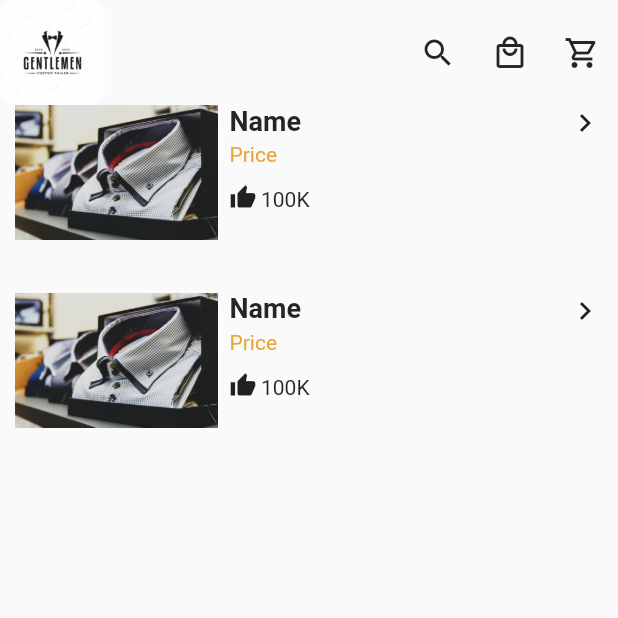
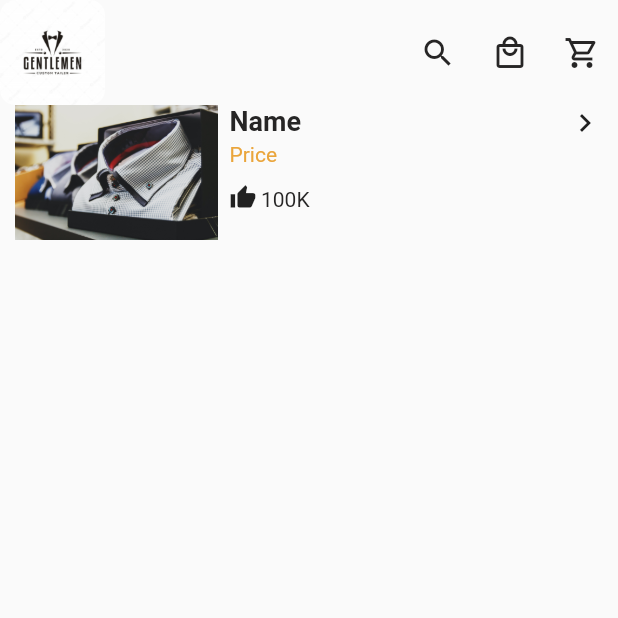
Before and after one commit to MohamedSafwan20/Clothing_store-Flutter, a Flutter app: the ProductResult screen opened by its route, after a tap on the "shopping cart" icon, on a phone screen of 412 x 824 dp, the top half of it. Run offline on Flutter 3.47's test engine with Material 2 defaults, Android fonts, the phone set to English and light mode, and no system bars; our stand-ins replace carousel_slider, firebase_auth, firebase_core; accounts and stored records are empty.

Commit message:
Created UI for cart page

```diff
--- a/lib/main.dart
+++ b/lib/main.dart
@@ -1,7 +1,9 @@
 import 'package:flutter/material.dart';
 import 'package:gentleman/config/db.dart';
+import 'package:gentleman/screens/cart.dart';
 import 'package:gentleman/screens/home.dart';
 import 'package:gentleman/screens/login.dart';
+import 'package:gentleman/screens/my_orders.dart';
 import 'package:gentleman/screens/product_details.dart';
 import 'package:gentleman/screens/product_result.dart';
 import 'package:gentleman/screens/search.dart';
@@ -27,8 +29,10 @@ class App extends StatelessWidget {
         "/search": (context) => const Search(),
         "/product-result": (context) => const ProductResult(),
         "/product-details": (context) => const ProductDetails(),
+        "/cart": (context) => const Cart(),
+        "/my-orders": (context) => const MyOrders(),
       },
-      initialRoute: "/product-details",
+      initialRoute: "/my-orders",
       debugShowCheckedModeBanner: false,
       theme: ThemeData(
         indicatorColor: const Color(0xFF27D308),
--- /dev/null
+++ b/lib/screens/cart.dart
@@ -0,0 +1,30 @@
+import 'package:flutter/material.dart';
+import 'package:gentleman/widgets/navbar.dart';
+import 'package:gentleman/widgets/product_result_card.dart';
+
+class Cart extends StatefulWidget {
+  const Cart({Key? key}) : super(key: key);
+
+  @override
+  _CartState createState() => _CartState();
+}
+
+class _CartState extends State<Cart> {
+  @override
+  Widget build(BuildContext context) {
+    return Scaffold(
+      body: SafeArea(
+        child: SingleChildScrollView(
+          child: SizedBox(
+            width: double.infinity,
+            child: Column(
+              mainAxisAlignment: MainAxisAlignment.spaceBetween,
+              crossAxisAlignment: CrossAxisAlignment.start,
+              children: const [NavBar(), ProductResultCard()],
+            ),
+          ),
+        ),
+      ),
+    );
+  }
+}
--- a/lib/screens/product_result.dart
+++ b/lib/screens/product_result.dart
@@ -1,6 +1,7 @@
 import 'package:flutter/material.dart';
 import 'package:flutter/widgets.dart';
 import 'package:gentleman/widgets/navbar.dart';
+import 'package:gentleman/widgets/product_result_card.dart';
 
 class ProductResult extends StatefulWidget {
   const ProductResult({Key? key}) : super(key: key);
@@ -25,86 +26,7 @@ class _ProductResultState extends State<ProductResult> {
                 child: ListView.builder(
                     itemCount: 2,
                     itemBuilder: (context, index) {
-                      return InkWell(
-                        onTap: () {
-                          Navigator.pushNamed(context, "/product-details");
-                        },
-                        child: Padding(
-                          padding: const EdgeInsets.only(
-                              left: 10.0, bottom: 5.0, right: 10.0),
-                          child: SizedBox(
-                            height: 120,
-                            child: Row(
-                              mainAxisAlignment: MainAxisAlignment.spaceBetween,
-                              crossAxisAlignment: CrossAxisAlignment.start,
-                              children: [
-                                Row(
-                                  crossAxisAlignment: CrossAxisAlignment.start,
-                                  children: [
-                                    Image.asset(
-                                      "assets/images/product_img.jpg",
-                                      fit: BoxFit.contain,
-                                      width: 135,
-                                    ),
-                                    Padding(
-                                      padding: const EdgeInsets.symmetric(
-                                          horizontal: 8.0),
-                                      child: Column(
-                                        crossAxisAlignment:
-                                            CrossAxisAlignment.start,
-                                        children: [
-                                          Padding(
-                                            padding: const EdgeInsets.only(
-                                                bottom: 4.0),
-                                            child: Text("Name",
-                                                style: TextStyle(
-                                                    fontWeight: FontWeight.bold,
-                                                    fontSize: 18,
-                                                    color: Theme.of(context)
-                                                        .colorScheme
-                                                        .primary)),
-                                          ),
-                                          Text("Price",
-                                              style: TextStyle(
-                                                  color: Theme.of(context)
-                                                      .colorScheme
-                                                      .secondary,
-                                                  fontSize: 14)),
-                                          Padding(
-                                            padding: const EdgeInsets.only(
-                                                top: 12.0),
-                                            child: RichText(
-                                              text: TextSpan(children: [
-                                                const WidgetSpan(
-                                                  child: Padding(
-                                                    padding: EdgeInsets.only(
-                                                        right: 3.0),
-                                                    child: Icon(
-                                                      Icons.thumb_up,
-                                                      size: 18,
-                                                    ),
-                                                  ),
-                                                ),
-                                                TextSpan(
-                                                    text: "100K",
-                                                    style: TextStyle(
-                                                        color: Theme.of(context)
-                                                            .colorScheme
-                                                            .primary))
-                                              ]),
-                                            ),
-                                          )
-                                        ],
-                                      ),
-                                    ),
-                                  ],
-                                ),
-                                const Icon(Icons.chevron_right_outlined)
-                              ],
-                            ),
-                          ),
-                        ),
-                      );
+                      return const ProductResultCard();
                     }),
               )
             ],
--- a/lib/widgets/product_detail_footer.dart
+++ b/lib/widgets/product_detail_footer.dart
@@ -42,14 +42,12 @@ class _ProductDetailFooterState extends State<ProductDetailFooter> {
               mainAxisAlignment: MainAxisAlignment.end,
               children: [
                 Container(
-                    width: 150,
                     padding: const EdgeInsets.symmetric(horizontal: 5),
                     child: RegularButton(
                       onPressed: () {},
                       text: "Add to Cart",
                     )),
                 Container(
-                    width: 150,
                     padding: const EdgeInsets.symmetric(horizontal: 5),
                     child: RegularButton(
                       onPressed: () {},
--- /dev/null
+++ b/lib/widgets/product_result_card.dart
@@ -0,0 +1,85 @@
+import 'package:flutter/material.dart';
+
+class ProductResultCard extends StatefulWidget {
+  const ProductResultCard({Key? key}) : super(key: key);
+
+  @override
+  _ProductResultCardState createState() => _ProductResultCardState();
+}
+
+class _ProductResultCardState extends State<ProductResultCard> {
+  @override
+  Widget build(BuildContext context) {
+    return InkWell(
+      onTap: () {
+        Navigator.pushNamed(context, "/product-details");
+      },
+      child: Padding(
+        padding: const EdgeInsets.only(left: 10.0, bottom: 5.0, right: 10.0),
+        child: SizedBox(
+          height: 120,
+          child: Row(
+            mainAxisAlignment: MainAxisAlignment.spaceBetween,
+            crossAxisAlignment: CrossAxisAlignment.start,
+            children: [
+              Row(
+                crossAxisAlignment: CrossAxisAlignment.start,
+                children: [
+                  Image.asset(
+                    "assets/images/product_img.jpg",
+                    fit: BoxFit.contain,
+                    width: 135,
+                  ),
+                  Padding(
+                    padding: const EdgeInsets.symmetric(horizontal: 8.0),
+                    child: Column(
+                      crossAxisAlignment: CrossAxisAlignment.start,
+                      children: [
+                        Padding(
+                          padding: const EdgeInsets.only(bottom: 4.0),
+                          child: Text("Name",
+                              style: TextStyle(
+                                  fontWeight: FontWeight.bold,
+                                  fontSize: 18,
+                                  color:
+                                      Theme.of(context).colorScheme.primary)),
+                        ),
+                        Text("Price",
+                            style: TextStyle(
+                                color: Theme.of(context).colorScheme.secondary,
+                                fontSize: 14)),
+                        Padding(
+                          padding: const EdgeInsets.only(top: 12.0),
+                          child: RichText(
+                            text: TextSpan(children: [
+                              const WidgetSpan(
+                                child: Padding(
+                                  padding: EdgeInsets.only(right: 3.0),
+                                  child: Icon(
+                                    Icons.thumb_up,
+                                    size: 18,
+                                  ),
+                                ),
+                              ),
+                              TextSpan(
+                                  text: "100K",
+                                  style: TextStyle(
+                                      color: Theme.of(context)
+                                          .colorScheme
+                                          .primary))
+                            ]),
+                          ),
+                        )
+                      ],
+                    ),
+                  ),
+                ],
+              ),
+              const Icon(Icons.chevron_right_outlined)
+            ],
+          ),
+        ),
+      ),
+    );
+  }
+}
```
Also changed, not shown: lib/screens/my_orders.dart (added, +31 -0 lines), lib/widgets/image_carousel.dart (+8 -8 lines), lib/widgets/navbar.dart (+6 -2 lines).
